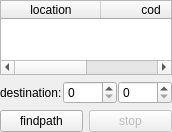
Old version of the form SaSH/form/mapform.ui in the repository bestkakkoii/SaSH.
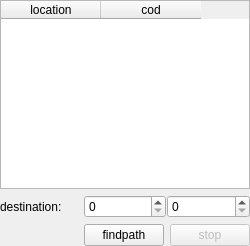
New version of the form.

Diff of the .ui file:
```diff
--- a/SaSH/form/mapform.ui
+++ b/SaSH/form/mapform.ui
@@ -6,8 +6,8 @@
    <rect>
     <x>0</x>
     <y>0</y>
-    <width>160</width>
-    <height>132</height>
+    <width>250</width>
+    <height>246</height>
    </rect>
   </property>
   <property name="windowTitle">
@@ -90,6 +90,19 @@
      </item>
      <item>
       <layout class="QHBoxLayout" name="horizontalLayout">
+       <item>
+        <spacer name="horizontalSpacer">
+         <property name="orientation">
+          <enum>Qt::Horizontal</enum>
+         </property>
+         <property name="sizeHint" stdset="0">
+          <size>
+           <width>40</width>
+           <height>20</height>
+          </size>
+         </property>
+        </spacer>
+       </item>
        <item>
         <widget class="QPushButton" name="pushButton_findpath_start">
          <property name="text">
```
